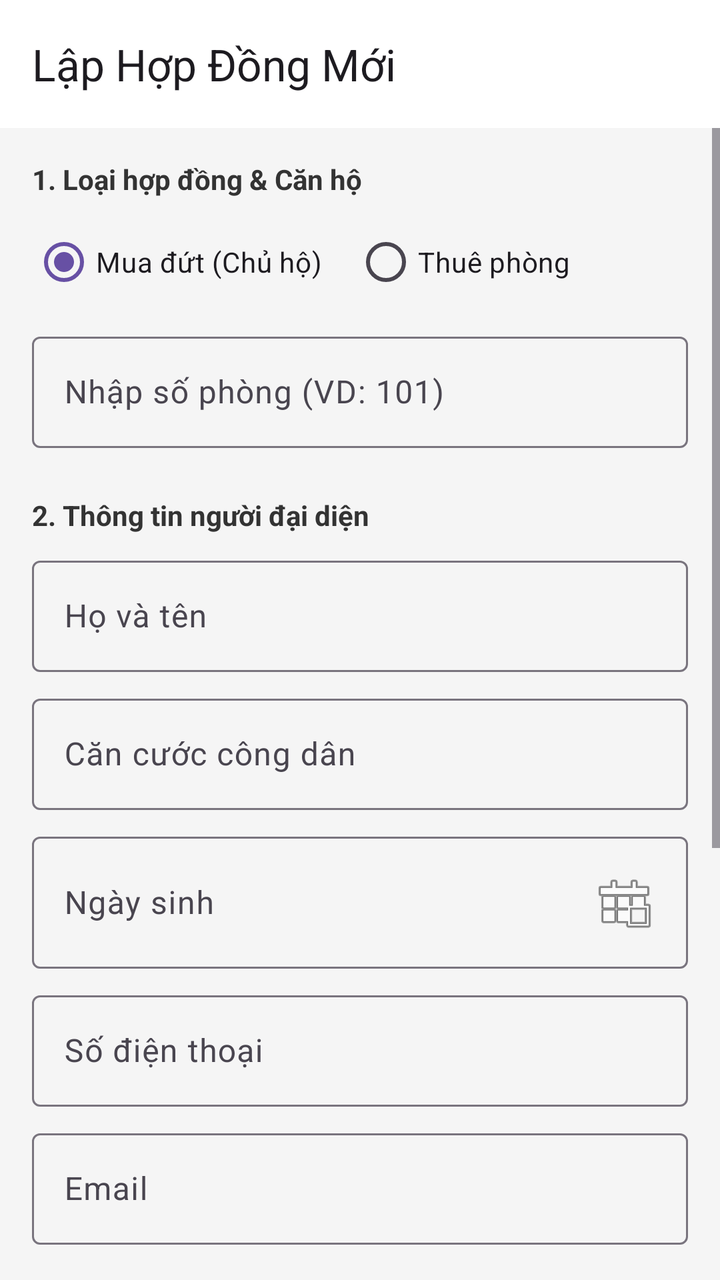
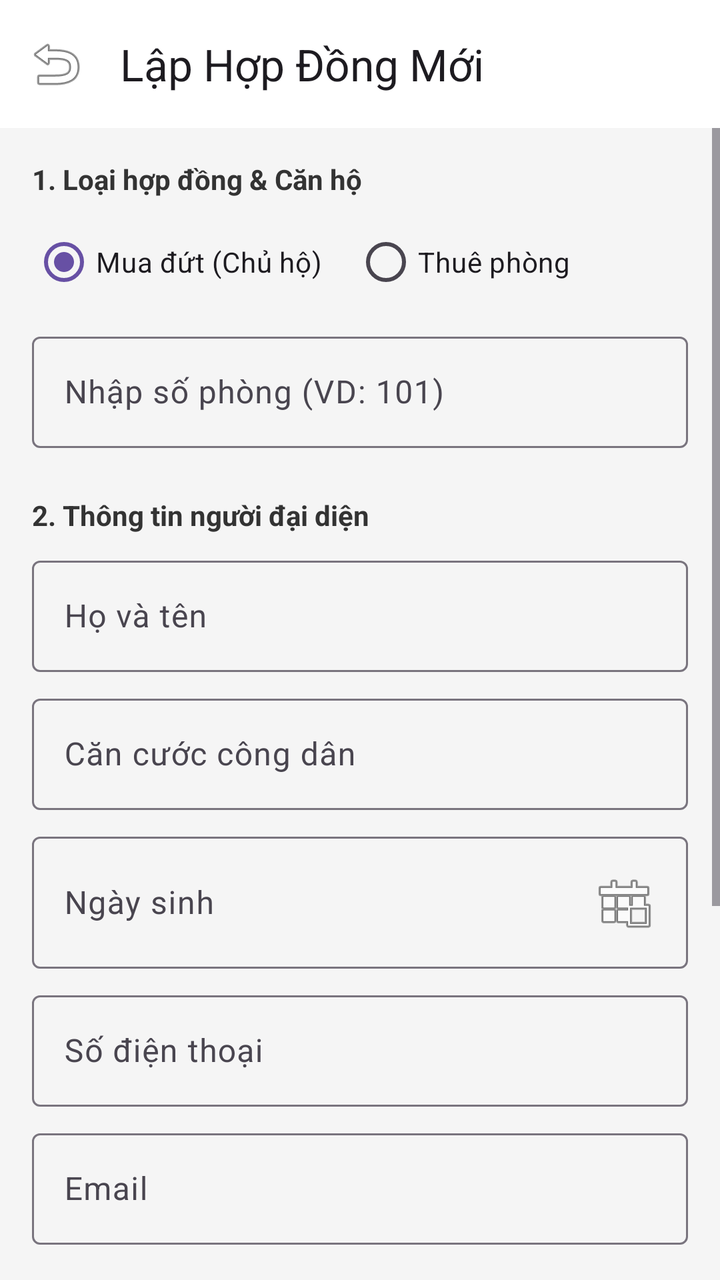

Screens rendered from an Android XML layout before and after an edit, with the pre-edit source and the edit as a unified diff.
<!-- AndroidManifest.xml: application theme Theme.Apt -->
<!-- res/layout/fragment_create_contract.xml -->
<?xml version="1.0" encoding="utf-8"?>
<LinearLayout xmlns:android="http://schemas.android.com/apk/res/android"
    xmlns:app="http://schemas.android.com/apk/res-auto"
    android:layout_width="match_parent"
    android:layout_height="match_parent"
    android:background="#F5F5F5"
    android:orientation="vertical">

    <androidx.appcompat.widget.Toolbar
        android:id="@+id/toolbar_create_contract"
        android:layout_width="match_parent"
        android:layout_height="?attr/actionBarSize"
        android:background="@color/white"
        app:title="Lập Hợp Đồng Mới" />

    <ScrollView
        android:layout_width="match_parent"
        android:layout_height="0dp"
        android:layout_weight="1">

        <LinearLayout
            android:layout_width="match_parent"
            android:layout_height="wrap_content"
            android:orientation="vertical"
            android:padding="16dp"
            android:paddingBottom="32dp">

            <TextView
                android:layout_width="wrap_content"
                android:layout_height="wrap_content"
                android:text="1. Loại hợp đồng &amp; Căn hộ"
                android:textColor="#333"
                android:textStyle="bold" />

            <RadioGroup
                android:id="@+id/rg_role"
                android:layout_width="match_parent"
                android:layout_height="wrap_content"
                android:layout_marginTop="8dp"
                android:orientation="horizontal">

                <RadioButton
                    android:id="@+id/rb_owner"
                    android:layout_width="wrap_content"
                    android:layout_height="wrap_content"
                    android:checked="true"
                    android:text="Mua đứt (Chủ hộ)" />

                <RadioButton
                    android:id="@+id/rb_tenant"
                    android:layout_width="wrap_content"
                    android:layout_height="wrap_content"
                    android:layout_marginStart="16dp"
                    android:text="Thuê phòng" />
            </RadioGroup>

            <com.google.android.material.textfield.TextInputLayout
                android:layout_width="match_parent"
                android:layout_height="wrap_content"
                android:layout_marginTop="8dp">

                <com.google.android.material.textfield.TextInputEditText
                    android:id="@+id/edt_roomNumber"
                    android:layout_width="match_parent"
                    android:layout_height="wrap_content"
                    android:hint="Nhập số phòng (VD: 101)"
                    android:inputType="number" />
            </com.google.android.material.textfield.TextInputLayout>

            <TextView
                android:layout_width="wrap_content"
                android:layout_height="wrap_content"
                android:layout_marginTop="24dp"
                android:text="2. Thông tin người đại diện"
                android:textColor="#333"
                android:textStyle="bold" />

            <com.google.android.material.textfield.TextInputLayout
                android:layout_width="match_parent"
                android:layout_height="wrap_content"
                android:layout_marginTop="8dp">
                <com.google.android.material.textfield.TextInputEditText
                    android:id="@+id/edt_fullName"
                    android:layout_width="match_parent"
                    android:layout_height="wrap_content"
                    android:hint="Họ và tên" />
            </com.google.android.material.textfield.TextInputLayout>

            <com.google.android.material.textfield.TextInputLayout
                android:layout_width="match_parent"
                android:layout_height="wrap_content"
                android:layout_marginTop="8dp">
                <com.google.android.material.textfield.TextInputEditText
                    android:id="@+id/edt_cccd"
                    android:layout_width="match_parent"
                    android:layout_height="wrap_content"
                    android:hint="Căn cước công dân"
                    android:inputType="number" />
            </com.google.android.material.textfield.TextInputLayout>

            <com.google.android.material.textfield.TextInputLayout
                android:layout_width="match_parent"
                android:layout_height="wrap_content"
                android:layout_marginTop="8dp">
                <com.google.android.material.textfield.TextInputEditText
                    android:id="@+id/edt_dob"
                    android:layout_width="match_parent"
                    android:layout_height="wrap_content"
                    android:clickable="true"
                    android:cursorVisible="false"
                    android:focusable="false"
                    android:hint="Ngày sinh"
                    app:drawableEndCompat="@android:drawable/ic_menu_today" />
            </com.google.android.material.textfield.TextInputLayout>

            <com.google.android.material.textfield.TextInputLayout
                android:layout_width="match_parent"
                android:layout_height="wrap_content"
                android:layout_marginTop="8dp">
                <com.google.android.material.textfield.TextInputEditText
                    android:id="@+id/edt_phone"
                    android:layout_width="match_parent"
                    android:layout_height="wrap_content"
                    android:hint="Số điện thoại"
                    android:inputType="phone" />
            </com.google.android.material.textfield.TextInputLayout>

            <com.google.android.material.textfield.TextInputLayout
                android:layout_width="match_parent"
                android:layout_height="wrap_content"
                android:layout_marginTop="8dp">
                <com.google.android.material.textfield.TextInputEditText
                    android:id="@+id/edt_email"
                    android:layout_width="match_parent"
                    android:layout_height="wrap_content"
                    android:hint="Email"
                    android:inputType="textEmailAddress" />
            </com.google.android.material.textfield.TextInputLayout>

            <TextView
                android:layout_width="wrap_content"
                android:layout_height="wrap_content"
                android:layout_marginTop="24dp"
                android:text="3. Chi tiết giao dịch"
                android:textColor="#333"
                android:textStyle="bold" />

            <com.google.android.material.textfield.TextInputLayout
                android:layout_width="match_parent"
                android:layout_height="wrap_content"
                android:layout_marginTop="8dp">
                <com.google.android.material.textfield.TextInputEditText
                    android:id="@+id/edt_rentalPrice"
                    android:layout_width="match_parent"
                    android:layout_height="wrap_content"
                    android:hint="Tiền thuê mỗi tháng"
                    android:inputType="numberDecimal" />
            </com.google.android.material.textfield.TextInputLayout>

            <com.google.android.material.textfield.TextInputLayout
                android:layout_width="match_parent"
                android:layout_height="wrap_content"
                android:layout_marginTop="8dp">
                <com.google.android.material.textfield.TextInputEditText
                    android:id="@+id/edt_depositAmount"
                    android:layout_width="match_parent"
                    android:layout_height="wrap_content"
                    android:hint="Tiền cọc (VNĐ)"
                    android:inputType="numberDecimal" />
            </com.google.android.material.textfield.TextInputLayout>

            <LinearLayout
                android:layout_width="match_parent"
                android:layout_height="wrap_content"
                android:layout_marginTop="8dp"
                android:baselineAligned="false"
                android:orientation="horizontal">

                <com.google.android.material.textfield.TextInputLayout
                    android:layout_width="0dp"
                    android:layout_height="wrap_content"
                    android:layout_marginEnd="8dp"
                    android:layout_weight="1">
                    <com.google.android.material.textfield.TextInputEditText
                        android:id="@+id/edt_startDate"
                        android:layout_width="match_parent"
                        android:layout_height="wrap_content"
                        android:clickable="true"
                        android:cursorVisible="false"
                        android:focusable="false"
                        android:hint="Từ ngày"
                        app:drawableEndCompat="@android:drawable/ic_menu_today" />
                </com.google.android.material.textfield.TextInputLayout>

                <com.google.android.material.textfield.TextInputLayout
                    android:layout_width="0dp"
                    android:layout_height="wrap_content"
                    android:layout_weight="1">
                    <com.google.android.material.textfield.TextInputEditText
                        android:id="@+id/edt_endDate"
                        android:layout_width="match_parent"
                        android:layout_height="wrap_content"
                        android:clickable="true"
                        android:cursorVisible="false"
                        android:focusable="false"
                        android:hint="Đến ngày"
                        app:drawableEndCompat="@android:drawable/ic_menu_today" />
                </com.google.android.material.textfield.TextInputLayout>
            </LinearLayout>

            <Button
                android:id="@+id/btn_create_contract"
                android:layout_width="match_parent"
                android:layout_height="55dp"
                android:layout_marginTop="32dp"
                android:backgroundTint="#A63C4F"
                android:text="LẬP HỢP ĐỒNG"
                android:textSize="16sp"
                android:textStyle="bold" />

        </LinearLayout>
    </ScrollView>
</LinearLayout>
<!-- resources referenced by this layout -->
<resources>
  <color name="white">#FFFFFFFF</color>
  <style name="Theme.Apt" parent="Base.Theme.Apt" />
  <style name="Base.Theme.Apt" parent="Theme.Material3.DayNight.NoActionBar">
          
          
      </style>
</resources>

<!-- the commit's change to res/layout/fragment_create_contract.xml (unified diff, before → after) -->
@@ -11,6 +11,7 @@
         android:layout_width="match_parent"
         android:layout_height="?attr/actionBarSize"
         android:background="@color/white"
+        app:navigationIcon="@android:drawable/ic_menu_revert"
         app:title="Lập Hợp Đồng Mới" />
 
     <ScrollView
@@ -55,6 +56,7 @@
             </RadioGroup>
 
             <com.google.android.material.textfield.TextInputLayout
+                android:id="@+id/til_roomNumber"
                 android:layout_width="match_parent"
                 android:layout_height="wrap_content"
                 android:layout_marginTop="8dp">
@@ -76,6 +78,7 @@
                 android:textStyle="bold" />
 
             <com.google.android.material.textfield.TextInputLayout
+                android:id="@+id/til_fullName"
                 android:layout_width="match_parent"
                 android:layout_height="wrap_content"
                 android:layout_marginTop="8dp">
@@ -87,6 +90,7 @@
             </com.google.android.material.textfield.TextInputLayout>
 
             <com.google.android.material.textfield.TextInputLayout
+                android:id="@+id/til_cccd"
                 android:layout_width="match_parent"
                 android:layout_height="wrap_content"
                 android:layout_marginTop="8dp">
@@ -99,6 +103,7 @@
             </com.google.android.material.textfield.TextInputLayout>
 
             <com.google.android.material.textfield.TextInputLayout
+                android:id="@+id/til_dob"
                 android:layout_width="match_parent"
                 android:layout_height="wrap_content"
                 android:layout_marginTop="8dp">
@@ -114,6 +119,7 @@
             </com.google.android.material.textfield.TextInputLayout>
 
             <com.google.android.material.textfield.TextInputLayout
+                android:id="@+id/til_phone"
                 android:layout_width="match_parent"
                 android:layout_height="wrap_content"
                 android:layout_marginTop="8dp">
@@ -126,6 +132,7 @@
             </com.google.android.material.textfield.TextInputLayout>
 
             <com.google.android.material.textfield.TextInputLayout
+                android:id="@+id/til_email"
                 android:layout_width="match_parent"
                 android:layout_height="wrap_content"
                 android:layout_marginTop="8dp">
@@ -146,6 +153,7 @@
                 android:textStyle="bold" />
 
             <com.google.android.material.textfield.TextInputLayout
+                android:id="@+id/til_price"
                 android:layout_width="match_parent"
                 android:layout_height="wrap_content"
                 android:layout_marginTop="8dp">
@@ -153,14 +161,16 @@
                     android:id="@+id/edt_rentalPrice"
                     android:layout_width="match_parent"
                     android:layout_height="wrap_content"
-                    android:hint="Tiền thuê mỗi tháng"
+                    android:hint="Giá mua căn hộ (VNĐ)"
                     android:inputType="numberDecimal" />
             </com.google.android.material.textfield.TextInputLayout>
 
             <com.google.android.material.textfield.TextInputLayout
-                android:layout_width="match_parent"
-                android:layout_height="wrap_content"
-                android:layout_marginTop="8dp">
+                android:id="@+id/til_deposit"
+                android:layout_width="match_parent"
+                android:layout_height="wrap_content"
+                android:layout_marginTop="8dp"
+                android:visibility="gone">
                 <com.google.android.material.textfield.TextInputEditText
                     android:id="@+id/edt_depositAmount"
                     android:layout_width="match_parent"
@@ -177,6 +187,7 @@
                 android:orientation="horizontal">
 
                 <com.google.android.material.textfield.TextInputLayout
+                    android:id="@+id/til_startDate"
                     android:layout_width="0dp"
                     android:layout_height="wrap_content"
                     android:layout_marginEnd="8dp"
@@ -193,9 +204,11 @@
                 </com.google.android.material.textfield.TextInputLayout>
 
                 <com.google.android.material.textfield.TextInputLayout
+                    android:id="@+id/til_end_date"
                     android:layout_width="0dp"
                     android:layout_height="wrap_content"
-                    android:layout_weight="1">
+                    android:layout_weight="1"
+                    android:visibility="gone">
                     <com.google.android.material.textfield.TextInputEditText
                         android:id="@+id/edt_endDate"
                         android:layout_width="match_parent"
